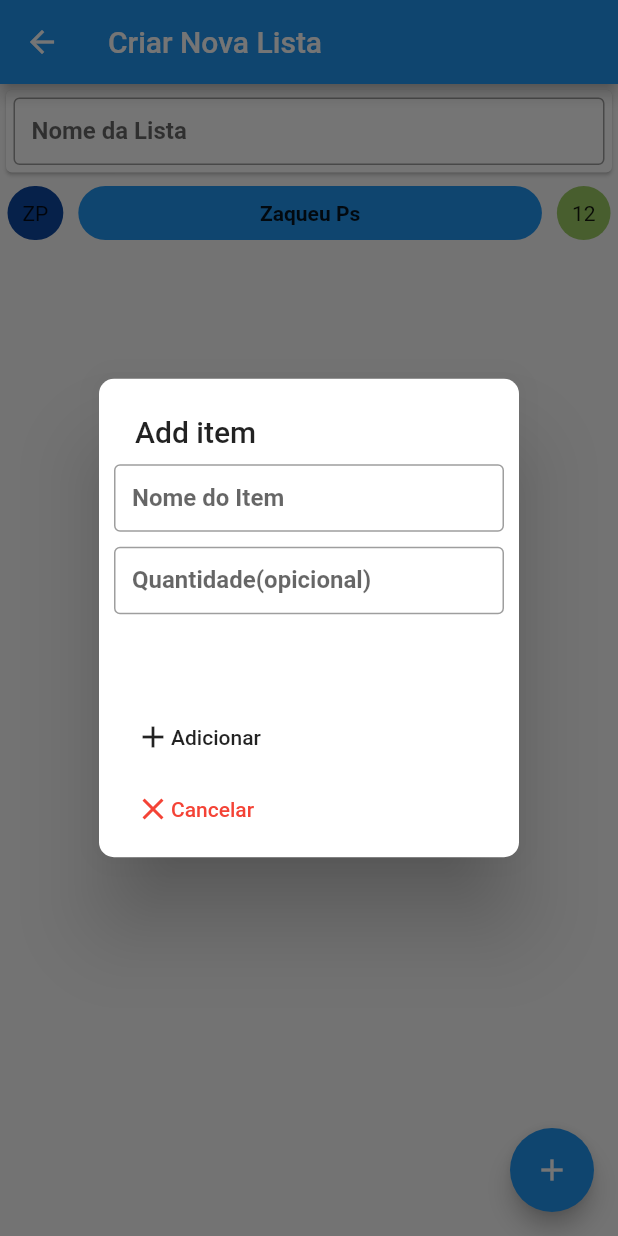
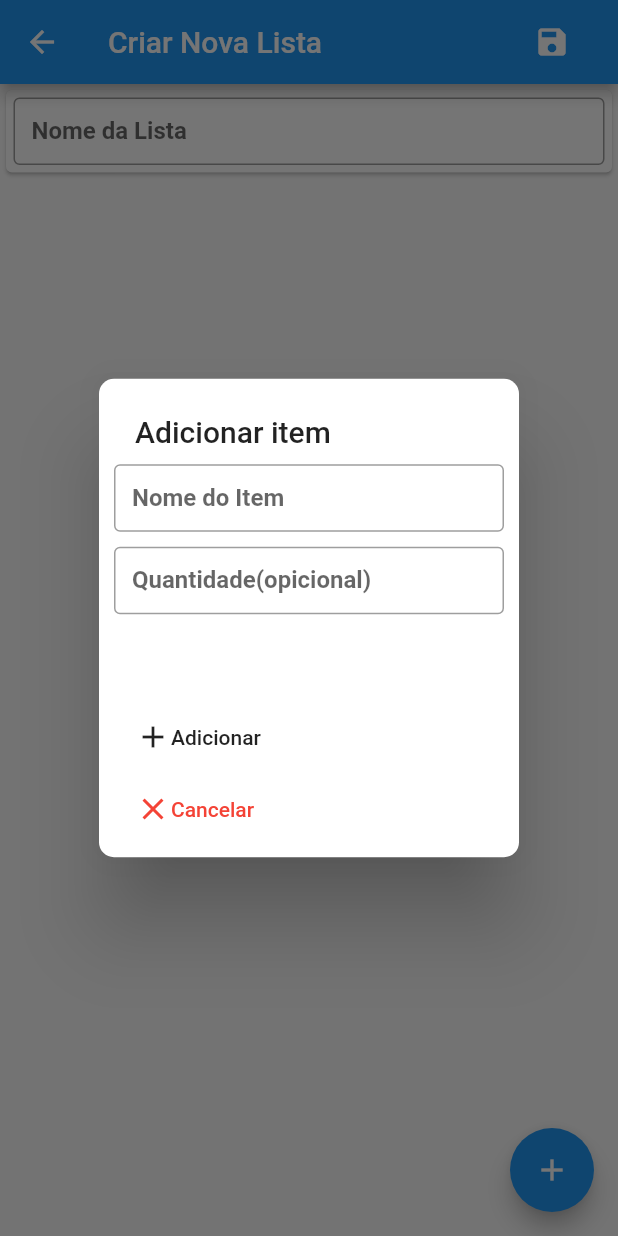
Before and after one commit to Zaqueu96/ListBuy, a Flutter app: the AddListPage screen opened by its route, after a tap on the "add" icon, on a phone screen of 412 x 824 dp. Run offline on Flutter 3.47's test engine with Material 2 defaults, Android fonts, the phone set to English and light mode, and no system bars; our stand-ins replace sembast.

Commit message:
fix: first commit

```diff
--- /dev/null
+++ b/lib/Dao/DaoListBuy.dart
@@ -0,0 +1,52 @@
+import 'package:listbuy/config/AppDatabase.dart';
+import 'package:listbuy/src/src/models/Item.dart';
+import 'package:listbuy/src/src/models/ListBuy.dart';
+import 'package:sembast/sembast.dart';
+
+class DaoListBuy {
+
+  static const String LIST_BUY = 'listsBuys';
+  // A Store with int keys and Map<String, dynamic> values.
+  // This Store acts like a persistent map, values of which are User objects converted to Map
+  final _daoList = intMapStoreFactory.store(LIST_BUY);
+
+  // Private getter to shorten the amount of code needed to get the
+  // singleton instance of an opened database.
+  Future<Database> get _db async => await AppDatabase.instance.database;
+
+  Future insert(ListBuy listbuy) async {
+    await _daoList.add(await _db, listbuy.toJson());
+  }
+
+  Future<List<ListBuy>> getAll()async{
+    final finder = Finder(sortOrders: [SortOrder('name')]);
+    List<RecordSnapshot>  resultSnapshot =  await this._daoList.find(
+      await _db,finder: finder
+      );
+
+      return resultSnapshot.map((snapshot){
+        ListBuy list = ListBuy.fromJson(snapshot.value);
+        list.id  = snapshot.key;
+        return list;
+      }).toList();
+  }
+
+  Future update(ListBuy listbuy) async {
+    // For filtering by key (ID), RegEx, greater than, and many other criteria,
+    // we use a Finder.
+    final finder = Finder(filter: Filter.byKey(listbuy.id));
+    await _daoList.update(
+      await _db,
+      listbuy.toJson(),
+      finder: finder,
+    );
+  }
+
+  Future delete(ListBuy listbuy) async {
+    final finder = Finder(filter: Filter.byKey(listbuy.id));
+    await _daoList.delete(
+      await _db,
+      finder: finder,
+    );
+  }
+}
--- /dev/null
+++ b/lib/config/AppDatabase.dart
@@ -0,0 +1,46 @@
+import 'dart:async';
+
+import 'package:path/path.dart';
+import 'package:path_provider/path_provider.dart';
+import 'package:sembast/sembast.dart';
+import 'package:sembast/sembast_io.dart';
+
+class AppDatabase {
+  // Singleton instance
+  static final AppDatabase _singleton = AppDatabase._();
+
+  // Singleton accessor
+  static AppDatabase get instance => _singleton;
+
+  // Completer is used for transforming synchronous code into asynchronous code.
+  Completer<Database> _dbOpenCompleter;
+
+  // A private constructor. Allows us to create instances of AppDatabase
+  // only from within the AppDatabase class itself.
+  AppDatabase._();
+
+  // Database object accessor
+  Future<Database> get database async {
+    // If completer is null, AppDatabaseClass is newly instantiated, so database is not yet opened
+    if (_dbOpenCompleter == null) {
+      _dbOpenCompleter = Completer();
+      // Calling _openDatabase will also complete the completer with database instance
+      _openDatabase();
+    }
+    // If the database is already opened, awaiting the future will happen instantly.
+    // Otherwise, awaiting the returned future will take some time - until complete() is called
+    // on the Completer in _openDatabase() below.
+    return _dbOpenCompleter.future;
+  }
+
+  Future _openDatabase() async {
+    // Get a platform-specific directory where persistent app data can be stored
+    final appDocumentDir = await getApplicationDocumentsDirectory();
+    // Path with the form: /platform-specific-directory/demo.db
+    final dbPath = join(appDocumentDir.path, 'demo.db');
+
+    final database = await databaseFactoryIo.openDatabase(dbPath);
+    // Any code awaiting the Completer's future will now start executing
+    _dbOpenCompleter.complete(database);
+  }
+}
--- a/lib/pages/AddListPage.dart
+++ b/lib/pages/AddListPage.dart
@@ -4,8 +4,10 @@ import 'dart:core';
 import 'package:flutter/material.dart';
 import 'package:listbuy/Components/Inputs.dart';
 import 'package:listbuy/Components/ItemList.dart';
+import 'package:listbuy/Dao/DaoListBuy.dart';
 import 'package:listbuy/pages/list/AddItens.dart';
 import 'package:listbuy/src/src/models/Item.dart';
+import 'package:listbuy/src/src/models/ListBuy.dart';
 
 class AddListPage extends StatefulWidget {
   @override
@@ -13,18 +15,39 @@ class AddListPage extends StatefulWidget {
 }
 
 class _AddListPageState extends State<AddListPage> {
-  List<Item> itens;
+  // List<Item> itens;
+  ListBuy listBuy;
+  String name;
 
   @override
   void initState() {
     super.initState();
     setState(() {
-      itens = [];
-      Item i = new Item();
-      i.name = "Zaqueu Ps";
-      i.quantity = 12;
-      itens.add(i);
+      // itens = [];
+      listBuy = new ListBuy();
+      this.name = "";
     });
+    _listLists();
+  }
+
+  //Save List Buy
+  void _saveList() async {
+    DaoListBuy dao = new DaoListBuy();
+   int listId = await dao.insert(listBuy);
+   print("ID: "+listId.toString());
+  }
+
+  //List Lists
+  void _listLists() async {
+    DaoListBuy dao = new DaoListBuy();
+    List<ListBuy> lists = await dao.getAll();
+    print(lists.length);
+    for(ListBuy list in lists){
+      print("lista nome : "+list.name);
+      for(Item i  in list.itens){
+      print("item lista: "+i.name);
+      }
+    }
   }
 
   // Modal Add Item List
@@ -37,28 +60,44 @@ class _AddListPageState extends State<AddListPage> {
     );
     setState(() {
       print(item.quantity);
-      if (item != null) itens.add(item);
+      if (item != null) listBuy.itens.add(item);
     });
   }
 
   @override
   Widget build(BuildContext context) {
     return Scaffold(
-      appBar: AppBar(title: Text("Criar Nova Lista")),
+      appBar: AppBar(
+        title: Text("Criar Nova Lista"),
+        actions: <Widget>[
+          Container(
+            decoration: BoxDecoration(
+              borderRadius: BorderRadius.circular(10)
+            ),
+            child: FlatButton(
+            shape: RoundedRectangleBorder(
+              borderRadius: BorderRadius.circular(100)
+            ),
+            onPressed: ()=>{this._saveList()},
+            child: Icon(Icons.save,color: Colors.white,))
+          )
+
+      ],
+      ),
       body: Container(
         child: Column(
           children: <Widget>[
             Card(
               child: InputText(
                   labelText: "Nome da Lista",
-                  oncharge: ((value) => {print(value)})),
+                  oncharge: ((value) => listBuy.name=value )),
             ),
             // ItemList(item: this.itens[0],)
             Expanded(
               child: ListView.builder(
-                itemCount: itens.length,
+                itemCount: listBuy.itens.length,
                 itemBuilder: (BuildContext context, int index) {
-                  return ItemList(item: itens[index]);
+                  return ItemList(item: listBuy.itens[index]);
                 },
               ),
             )
--- a/lib/pages/list/Add.dart
+++ b/lib/pages/list/Add.dart
@@ -28,12 +28,6 @@ class _AddListState extends State<AddList> {
       context: context,
 
       builder: (BuildContext context) {
-        // return Container(
-        //   decoration: BoxDecoration(
-        //     borderRadius: BorderRadius.all(Radius.circular(100))
-        //   ),
-        //   width: 100,
-          // child: AddItem());
         return AddItem();
       },
     );
--- a/lib/pages/list/AddItens.dart
+++ b/lib/pages/list/AddItens.dart
@@ -10,15 +10,13 @@ class AddItem extends StatefulWidget {
 }
 
 class _AddItemState extends State<AddItem> {
-  Item produto; // Item
-  String name;
-  int quantity;
+  Item produto = null; // Item
+  String name = "";
+  String quantity = "";
   @override
   void initState() {
+    this.produto = new Item();;
     super.initState();
-    setState(() {
-      this.produto = new Item();
-    });
   }
 
   // Add Attribute
@@ -26,14 +24,14 @@ class _AddItemState extends State<AddItem> {
     setState(() {
       print(this.name + " - " + this.quantity.toString());
       this.produto.name = this.name;
-      this.produto.quantity = this.quantity;
+      this.produto.quantity = int.parse(this.quantity);
     });
   }
 
   @override
   Widget build(BuildContext context) {
     return AlertDialog(
-        title: Text('Add item'),
+        title: Text('Adicionar item'),
         shape: RoundedRectangleBorder(
             borderRadius: BorderRadius.all(Radius.circular(10.0))),
         content: Builder(
@@ -44,25 +42,20 @@ class _AddItemState extends State<AddItem> {
                   children: <Widget>[
                     InputText(
                       labelText: "Nome do Item",
-                  oncharge: ((value) => {
-                        setState(() {
+                      oncharge: (value) => setState(() {
                         print(value);
                         this.name = value;
-                        })
                       }),
                     ),
                     InputNumber(
                       labelText: "Quantidade(opicional)",
-                  oncharge: ((value)  {
-                        setState(() {
+                      oncharge: (value) => setState(() {
+                        print(value);
                         this.quantity = value;
-                          print("sss : "+this.quantity.toString());
-                        });
                       }),
                     ),
                   ],
-            )
-            );
+                ));
           },
         ),
         actions: <Widget>[
--- /dev/null
+++ b/lib/src/src/models/ListBuy.dart
@@ -0,0 +1,31 @@
+import 'package:listbuy/src/src/models/Item.dart';
+
+class ListBuy{
+  int id;
+  String name;
+  List<Item> itens;
+
+  ListBuy(){
+    this.itens = [];
+  }
+   ListBuy.fromJson(Map<String, dynamic> json) {
+    id = json['id'];
+    name = json['name'];
+    if (json['itens'] != null) {
+      itens = new List<Item>();
+      json['itens'].forEach((v) {
+        itens.add(new Item.fromJson(v));
+      });
+    }
+  }
+
+  Map<String, dynamic> toJson() {
+    final Map<String, dynamic> data = new Map<String, dynamic>();
+    data['id'] = this.id;
+    data['name'] = this.name;
+    if (this.itens != null) {
+      data['itens'] = this.itens.map((v) => v.toJson()).toList();
+    }
+    return data;
+  }
+}
--- a/pubspec.yaml
+++ b/pubspec.yaml
@@ -17,6 +17,8 @@ environment:
   sdk: ">=2.2.2 <3.0.0"
 
 dependencies:
+  path_provider: ^1.6.0
+  sembast: ^2.1.3
   flutter:
     sdk: flutter
 
```
Also changed, not shown: lib/Components/ItemList.dart (+6 -2 lines), lib/src/src/models/Item.dart (+16 -0 lines), pubspec.lock, 2 other files. Lines whose indentation alone changed are shown as unchanged.
